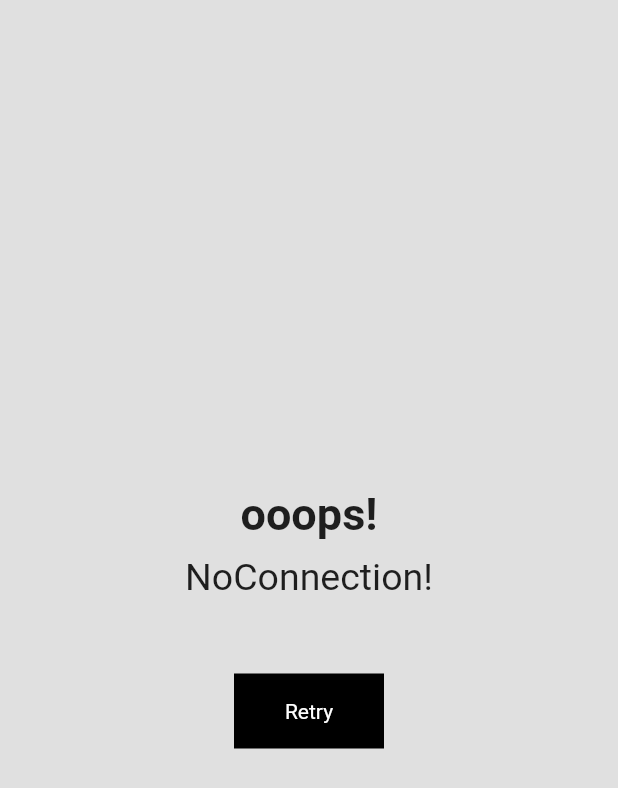
After one commit to Sabusabith/Dolphin, a Flutter app: the NoConnection screen opened directly, on a phone screen of 412 x 824 dp. The commit adds this screen. Shown: the top 788 px of the screen. Run offline on Flutter 3.47's test engine with Material 2 defaults, Android fonts, the phone set to English and light mode, and no system bars; our stand-ins replace cloud_firestore, connectivity_plus, firebase_analytics, firebase_auth, firebase_core, get and 2 more; missing offline and left inert: zego_uikit_prebuilt_call; accounts and stored records are empty.

Commit message:
commit after completed check connections

```diff
--- /dev/null
+++ b/dolphin_video_call/lib/Screens/InternetCheck/NoConnection.dart
@@ -0,0 +1,77 @@
+import 'package:dolphin_video_call/Helper/Colors..dart';
+import 'package:dolphin_video_call/Screens/Home/Home.dart';
+import 'package:dolphin_video_call/Screens/InternetCheck/InternetCheck.dart';
+import 'package:flutter/material.dart';
+import 'package:flutter/src/widgets/framework.dart';
+import 'package:flutter/src/widgets/placeholder.dart';
+import 'package:get/get.dart';
+import 'package:sizer/sizer.dart';
+
+class NoConnection extends StatefulWidget {
+  const NoConnection({super.key});
+
+  @override
+  State<NoConnection> createState() => _NoConnectionState();
+}
+
+class _NoConnectionState extends State<NoConnection> {
+  checkConnection() async {
+    bool network = await internetCheck();
+
+    if (network) {
+      Get.to(Home());
+    } else {
+      Get.to(NoConnection());
+    }
+  }
+
+  @override
+  Widget build(BuildContext context) {
+    Size size = MediaQuery.of(context).size;
+    return Sizer(
+        builder: (context, orientation, deviceType) => Scaffold(
+              backgroundColor: bgcolor,
+              body: SizedBox(
+                width: size.width,
+                height: size.height,
+                child: Column(
+                  mainAxisAlignment: MainAxisAlignment.center,
+                  children: [
+                    Text(
+                      "ooops!",
+                      style:
+                          TextStyle(fontSize: 30, fontWeight: FontWeight.bold),
+                    ),
+                    SizedBox(
+                      height: 10,
+                    ),
+                    Text(
+                      "NoConnection!",
+                      style: TextStyle(
+                        fontSize: 25,
+                      ),
+                    ),
+                    SizedBox(
+                      height: 50,
+                    ),
+                    GestureDetector(
+                      onTap: () {
+                        checkConnection();
+                      },
+                      child: Container(
+                        width: 100,
+                        height: 50,
+                        color: Colors.black,
+                        child: Center(
+                            child: Text(
+                          "Retry",
+                          style: TextStyle(color: Colors.white),
+                        )),
+                      ),
+                    )
+                  ],
+                ),
+              ),
+            ));
+  }
+}
--- a/dolphin_video_call/pubspec.yaml
+++ b/dolphin_video_call/pubspec.yaml
@@ -43,6 +43,7 @@ dependencies:
   cloud_firestore: ^4.4.3
   shared_preferences: ^2.0.18
   zego_uikit_prebuilt_call: ^2.0.0
+  connectivity_plus: ^3.0.3
 
 
 
```
Also changed, not shown: dolphin_video_call/lib/Screens/Home/Home.dart (+71 -4 lines), dolphin_video_call/lib/Screens/InternetCheck/InternetCheck.dart (added, +12 -0 lines), dolphin_video_call/lib/Screens/Login/Login.dart (+19 -2 lines), dolphin_video_call/lib/Screens/Register/Register.dart (+22 -2 lines), dolphin_video_call/pubspec.lock, 3 other files.
